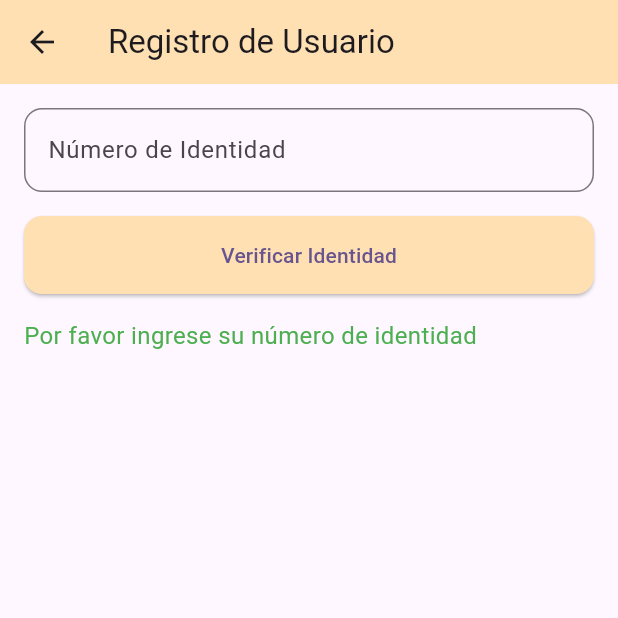
After one commit to dosorto/AlcaldiasApp, a Flutter app: the RegisterScreen screen opened directly, after a tap on "Verificar Identidad", on a phone screen of 412 x 824 dp, the top half of it. The commit adds this screen. Run offline on Flutter 3.47's test engine with Material 3 defaults, Android fonts, the phone set to English and light mode, and no system bars; our stand-ins replace flutter_screenutil, get; network calls fail.

Commit message:
registrar y perfil

```diff
--- a/lib/main.dart
+++ b/lib/main.dart
@@ -2,6 +2,7 @@ import 'package:flutter/material.dart';
 import 'package:get/get.dart';
 import 'package:flutter_screenutil/flutter_screenutil.dart';
 import 'package:alcaldias/views/login.dart';
+//import 'package:alcaldias/views/profilescreen.dart';
 
 void main() {
   runApp(const MyApp());
@@ -166,7 +167,7 @@ class HomeScreen extends StatelessWidget {
   void _onSelected(BuildContext context, int item) {
     switch (item) {
       case 0:
-        // agregr aqui que vaya a la pantalla de perfil
+        //Get.to(() => ProfileScreen(userData: userData));
         break;
       case 1:
         // cerrar sesion
--- a/lib/views/login.dart
+++ b/lib/views/login.dart
@@ -3,6 +3,7 @@ import 'package:get/get.dart';
 import 'package:alcaldias/controllers/loginController.dart';
 import 'package:alcaldias/views/forgotpassword.dart';
 import 'package:flutter_screenutil/flutter_screenutil.dart';
+import 'package:alcaldias/views/registrar.dart';
 
 class Login extends StatelessWidget {
   const Login({super.key});
@@ -108,7 +109,7 @@ class Login extends StatelessWidget {
                     SizedBox(height: 20.h),
                     TextButton(
                       onPressed: () {
-                        // Acción para redirigir a la página de registro
+                        Get.to(() => const RegisterScreen());
                       },
                       child: const Text(
                         'Registrarte',
--- /dev/null
+++ b/lib/views/profilescreen.dart
@@ -0,0 +1,200 @@
+import 'dart:convert';
+import 'package:flutter/material.dart';
+import 'package:http/http.dart' as http;
+
+class RegisterScreen extends StatefulWidget {
+  const RegisterScreen({Key? key}) : super(key: key);
+
+  @override
+  _RegisterScreenState createState() => _RegisterScreenState();
+}
+
+class _RegisterScreenState extends State<RegisterScreen> {
+  final TextEditingController _idController = TextEditingController();
+  final TextEditingController _passwordController = TextEditingController();
+  String _message = '';
+  bool _isLoading = false;
+  bool _isIdentityVerified = false;
+
+  Future<void> _verifyIdentity() async {
+    final String numeroidentidad = _idController.text;
+
+    if (numeroidentidad.isEmpty) {
+      setState(() {
+        _message = 'Por favor ingrese su número de identidad';
+      });
+      return;
+    }
+
+    setState(() {
+      _isLoading = true;
+      _message = '';
+    });
+
+    try {
+      final response = await http.get(
+        Uri.parse('https://api-para-verificar-identidad/$numeroidentidad'),
+      );
+
+      if (response.statusCode == 200) {
+        final Map<String, dynamic> responseData = jsonDecode(response.body);
+
+        if (responseData['status'] == 'found_person') {
+          // Persona encontrada, pedir contraseña para crear el usuario
+          setState(() {
+            _isIdentityVerified = true;
+            _message = '';
+          });
+        } else if (responseData['status'] == 'found_user') {
+          // Usuario ya existe
+          setState(() {
+            _message = 'Usuario ya creado';
+          });
+        } else {
+          // No se encontró ni como persona ni como usuario
+          setState(() {
+            _message = 'Identidad no encontrada en el sistema';
+          });
+        }
+      } else {
+        setState(() {
+          _message = 'Error al conectar con el servidor';
+        });
+      }
+    } catch (e) {
+      setState(() {
+        _message = 'Error: $e';
+      });
+    } finally {
+      setState(() {
+        _isLoading = false;
+      });
+    }
+  }
+
+  Future<void> _registerUser() async {
+    final String numeroidentidad = _idController.text;
+    final String password = _passwordController.text;
+
+    if (password.isEmpty) {
+      setState(() {
+        _message = 'Por favor ingrese una contraseña';
+      });
+      return;
+    }
+
+    setState(() {
+      _isLoading = true;
+      _message = '';
+    });
+
+    try {
+      final response = await http.post(
+        Uri.parse('https://tu-api.com/api/create-user'),
+        headers: {
+          'Content-Type': 'application/json',
+        },
+        body: jsonEncode({
+          'identity_number': numeroidentidad,
+          'password': password,
+        }),
+      );
+
+      if (response.statusCode == 201) {
+        setState(() {
+          _message = 'Usuario creado exitosamente';
+          _isIdentityVerified = false;
+        });
+      } else {
+        setState(() {
+          _message = 'Error al crear el usuario';
+        });
+      }
+    } catch (e) {
+      setState(() {
+        _message = 'Error: $e';
+      });
+    } finally {
+      setState(() {
+        _isLoading = false;
+      });
+    }
+  }
+
+  @override
+  Widget build(BuildContext context) {
+    return Scaffold(
+      appBar: AppBar(
+        title: const Text('Registro de Usuario'),
+        backgroundColor: Colors.orange.shade100,
+      ),
+      body: Padding(
+        padding: const EdgeInsets.all(16.0),
+        child: Column(
+          crossAxisAlignment: CrossAxisAlignment.stretch,
+          children: [
+            TextField(
+              controller: _idController,
+              keyboardType: TextInputType.number,
+              decoration: InputDecoration(
+                labelText: 'Número de Identidad',
+                border: OutlineInputBorder(
+                  borderRadius: BorderRadius.circular(12.0),
+                ),
+              ),
+            ),
+            const SizedBox(height: 16.0),
+            if (_isIdentityVerified) ...[
+              TextField(
+                controller: _passwordController,
+                obscureText: true,
+                decoration: InputDecoration(
+                  labelText: 'Contraseña',
+                  border: OutlineInputBorder(
+                    borderRadius: BorderRadius.circular(12.0),
+                  ),
+                ),
+              ),
+              const SizedBox(height: 16.0),
+              ElevatedButton(
+                onPressed: _isLoading ? null : _registerUser,
+                style: ElevatedButton.styleFrom(
+                  backgroundColor: Colors.orange.shade100,
+                  padding: const EdgeInsets.all(16.0),
+                  shape: RoundedRectangleBorder(
+                    borderRadius: BorderRadius.circular(12.0),
+                  ),
+                ),
+                child: _isLoading
+                    ? CircularProgressIndicator(color: Colors.white)
+                    : const Text('Registrar Usuario'),
+              ),
+            ] else ...[
+              ElevatedButton(
+                onPressed: _isLoading ? null : _verifyIdentity,
+                style: ElevatedButton.styleFrom(
+                  backgroundColor: Colors.orange.shade100,
+                  padding: const EdgeInsets.all(16.0),
+                  shape: RoundedRectangleBorder(
+                    borderRadius: BorderRadius.circular(12.0),
+                  ),
+                ),
+                child: _isLoading
+                    ? const CircularProgressIndicator(color: Colors.white)
+                    : const Text('Verificar Identidad'),
+              ),
+            ],
+            const SizedBox(height: 16.0),
+            Text(
+              _message,
+              style: TextStyle(
+                fontSize: 16.0,
+                color: _message.contains('error') ? Colors.red : Colors.green,
+              ),
+            ),
+          ],
+        ),
+      ),
+    );
+  }
+}
```
Also changed, not shown: lib/views/registrar.dart (added, +202 -0 lines).
